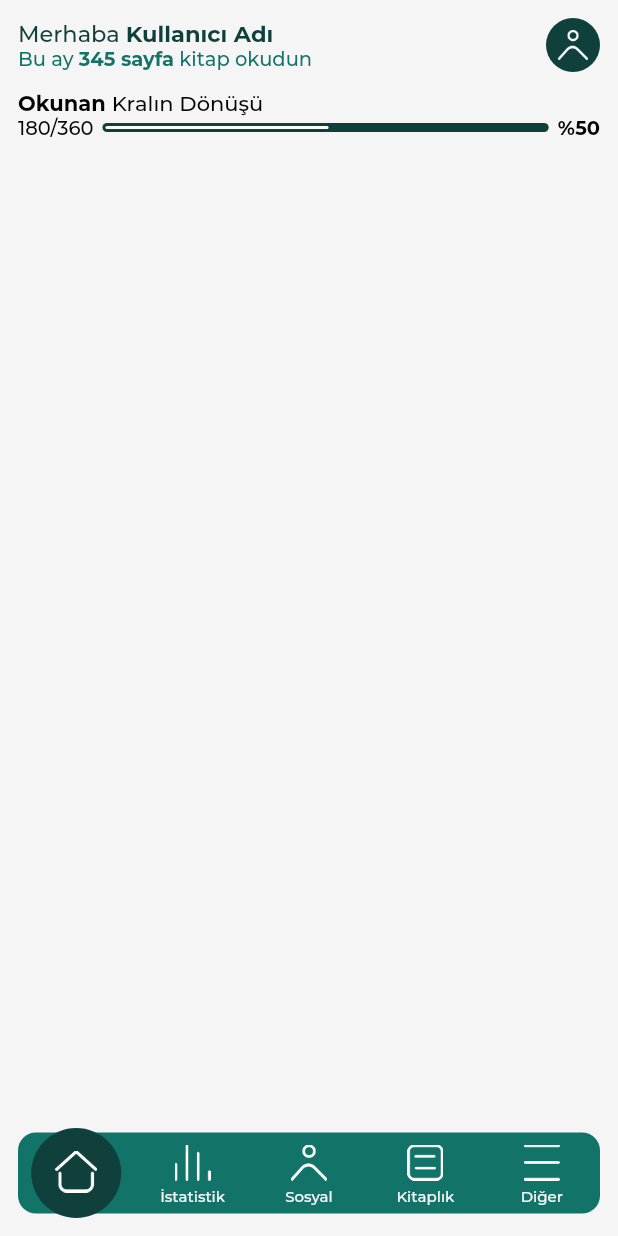
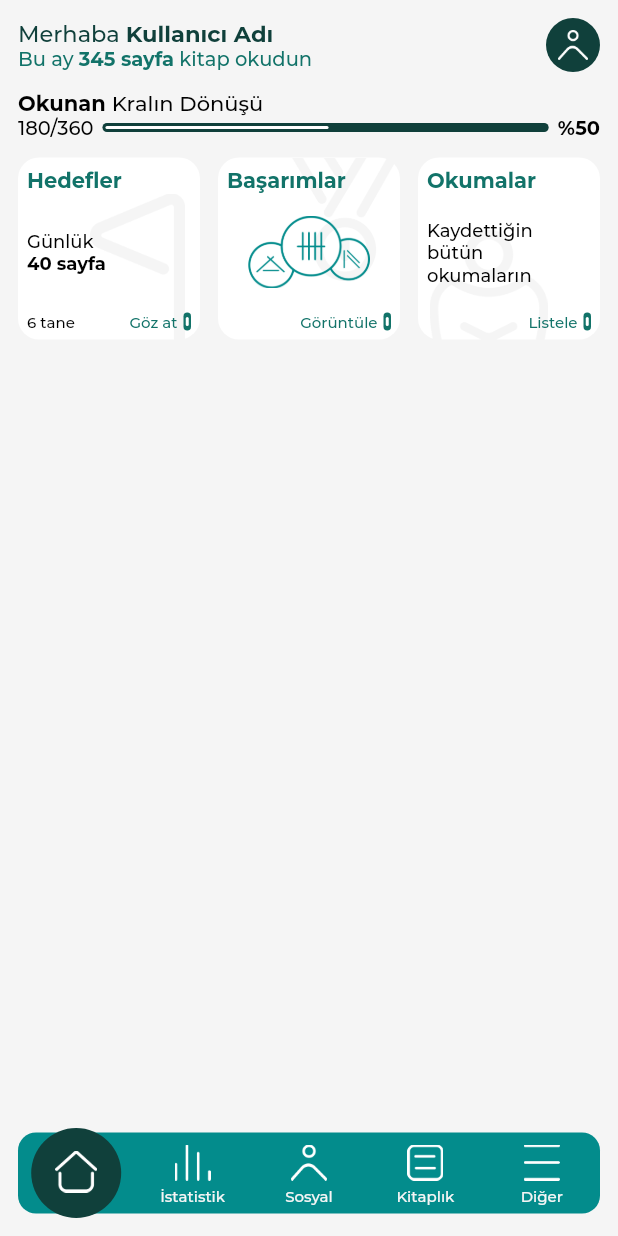
Before and after one commit to zahidayturan/okuur-book-tracker-mobile-app, a Flutter app: the screen it shows after launch, on a phone screen of 412 x 824 dp. Run offline on Flutter 3.47's test engine with Material 2 defaults, Android fonts, the light colour scheme and no system bars.

Commit message:
mini info pages added
add other icons

```diff
--- a/lib/routes/home/componenets/currently_reading_info.dart
+++ b/lib/routes/home/componenets/currently_reading_info.dart
@@ -72,7 +72,9 @@ class _CurrentlyReadingInfoState extends State<CurrentlyReadingInfo> {
                           padding: const EdgeInsets.symmetric(horizontal: 2),
                           child: Align(
                             alignment: Alignment.centerLeft,
-                            child: Container(
+                            child: AnimatedContainer(
+                              duration: Duration(milliseconds: 1000),
+                              curve: Curves.easeInOut,
                               height: 2,
                               width: innerContainerWidth,
                               decoration: BoxDecoration(
--- /dev/null
+++ b/lib/routes/home/componenets/mini_pages_info.dart
@@ -0,0 +1,201 @@
+import 'package:flutter/material.dart';
+import 'package:okuur/core/constants/colors.dart';
+import '../../../ui/components/rich_text.dart';
+
+class MiniPagesInfo extends StatefulWidget {
+
+  final int dailyGoal;
+  final int goalCount;
+
+  const MiniPagesInfo({
+    Key? key,
+    required this.dailyGoal,
+    required this.goalCount
+  }) : super(key: key);
+
+  @override
+  State<MiniPagesInfo> createState() => _MiniPagesInfoState();
+}
+
+class _MiniPagesInfoState extends State<MiniPagesInfo> {
+
+  AppColors colors = AppColors();
+
+  @override
+  Widget build(BuildContext context) {
+    return Container(
+      child: Row(
+        mainAxisAlignment: MainAxisAlignment.spaceBetween,
+        children: [
+          goals(),
+          SizedBox(width: 12,),
+          achievements(),
+          SizedBox(width: 12,),
+          reads()
+        ],
+      ),
+    );
+  }
+
+  Widget goals(){
+    return Expanded(
+      child: AspectRatio(
+        aspectRatio: 1,
+        child: Container(
+          decoration: BoxDecoration(
+            color: colors.white,
+            borderRadius: BorderRadius.all(Radius.circular(14))
+          ),
+          child: Stack(
+            children: [
+              Padding(
+                padding: const EdgeInsets.only(left: 48,top: 24),
+                child: Image.asset("assets/icons/goals.png"),
+              ),
+              Padding(
+                padding: const EdgeInsets.all(6.0),
+                child: Column(
+                  crossAxisAlignment: CrossAxisAlignment.start,
+                  mainAxisAlignment: MainAxisAlignment.spaceBetween,
+                  children: [
+                    title("Hedefler",colors.green,14,"FontBold"),
+                    RichTextWidget(
+                        fontSize: 12,
+                        texts: ["Günlük\n","${widget.dailyGoal} sayfa"],
+                        colors: [colors.black,colors.black],
+                        fontFamilies: ["FontMedium","FontBold"]
+                    ),
+                    Row(
+                      mainAxisAlignment: MainAxisAlignment.spaceBetween,
+                      crossAxisAlignment: CrossAxisAlignment.center,
+                      children: [
+                      title("${widget.goalCount} tane", colors.black, 10, "FontMedium"),
+                      Spacer(),
+                      title("Göz at", colors.green, 10, "FontMedium"),
+                      actionContainer()
+                    ],)
+                  ],
+                ),
+              ),
+            ],
+          ),
+        ),
+      ),
+    );
+  }
+
+  Widget achievements(){
+    return Expanded(
+      child: AspectRatio(
+        aspectRatio: 1,
+        child: Container(
+          decoration: BoxDecoration(
+              color: colors.white,
+              borderRadius: BorderRadius.all(Radius.circular(14))
+          ),
+          child: Stack(
+            children: [
+              Padding(
+                padding: const EdgeInsets.only(left: 48,bottom: 24),
+                child: Image.asset("assets/icons/achievements.png"),
+              ),
+              Padding(
+                padding: const EdgeInsets.all(6.0),
+                child: Column(
+                  crossAxisAlignment: CrossAxisAlignment.start,
+                  mainAxisAlignment: MainAxisAlignment.spaceBetween,
+                  children: [
+                    title("Başarımlar",colors.green,14,"FontBold"),
+                    Padding(
+                      padding: const EdgeInsets.all(14.0),
+                      child: Image.asset("assets/icons/achievements_example.png"),
+                    ),
+                    Row(
+                      mainAxisAlignment: MainAxisAlignment.end,
+                      crossAxisAlignment: CrossAxisAlignment.center,
+                      children: [
+                        title("Görüntüle", colors.green, 10, "FontMedium"),
+                        actionContainer()
+                      ],)
+                  ],
+                ),
+              ),
+            ],
+          ),
+        ),
+      ),
+    );
+  }
+
+  Widget reads(){
+    return Expanded(
+      child: AspectRatio(
+        aspectRatio: 1,
+        child: Container(
+          decoration: BoxDecoration(
+              color: colors.white,
+              borderRadius: BorderRadius.all(Radius.circular(14))
+          ),
+          child: Stack(
+            children: [
+              Padding(
+                padding: const EdgeInsets.only(left: 8,top: 48),
+                child: Image.asset("assets/icons/reads.png"),
+              ),
+              Padding(
+                padding: const EdgeInsets.all(6.0),
+                child: Column(
+                  crossAxisAlignment: CrossAxisAlignment.start,
+                  mainAxisAlignment: MainAxisAlignment.spaceBetween,
+                  children: [
+                    title("Okumalar",colors.green,14,"FontBold"),
+                    title("Kaydettiğin bütün okumaların", colors.black, 12, "FontMedium"),
+                    Row(
+                      mainAxisAlignment: MainAxisAlignment.end,
+                      crossAxisAlignment: CrossAxisAlignment.center,
+                      children: [
+                        title("Listele", colors.green, 10, "FontMedium"),
+                        actionContainer()
+                      ],)
+                  ],
+                ),
+              ),
+            ],
+          ),
+        ),
+      ),
+    );
+  }
+
+  Text title(String text,Color color,double size, String family){
+    return Text(
+      text,style: TextStyle(
+      color: color,
+      fontFamily: family,
+      fontSize: size
+    ),
+    );
+  }
+
+  Container actionContainer(){
+    return Container(
+      width: 5,
+      height: 12,
+      margin: EdgeInsets.only(left: 4),
+      decoration: BoxDecoration(
+        color: colors.green,
+        borderRadius: BorderRadius.all(Radius.circular(20))
+      ),
+      child:Center(
+        child: Container(
+          width: 2,
+          height: 6,
+          decoration: BoxDecoration(
+              color: colors.white,
+              borderRadius: BorderRadius.all(Radius.circular(20))
+          ),
+        ),
+      ),
+    );
+  }
+}
--- a/lib/routes/home/home.dart
+++ b/lib/routes/home/home.dart
@@ -2,6 +2,7 @@ import 'package:flutter/material.dart';
 import 'package:okuur/core/constants/colors.dart';
 import 'package:okuur/routes/home/componenets/currently_reading_info.dart';
 import 'package:okuur/routes/home/componenets/home_profile_info.dart';
+import 'package:okuur/routes/home/componenets/mini_pages_info.dart';
 import 'package:okuur/ui/classes/bottom_navigation_bar.dart';
 
 class HomePage extends StatefulWidget {
@@ -29,7 +30,9 @@ class _HomePageState extends State<HomePage> {
               children: [
                 HomeProfileInfo(userName: "Kullanıcı Adı",pageCount: 345),
                 SizedBox(height: 12,),
-                CurrentlyReadingInfo(bookName: "Kralın Dönüşü",currentPage: 180,bookPage: 360)
+                CurrentlyReadingInfo(bookName: "Kralın Dönüşü",currentPage: 180,bookPage: 360),
+                SizedBox(height: 12,),
+                MiniPagesInfo(dailyGoal: 40,goalCount: 6,)
               ],
             ),
           ),
--- a/lib/ui/classes/bottom_navigation_bar.dart
+++ b/lib/ui/classes/bottom_navigation_bar.dart
@@ -26,7 +26,7 @@ class _BottomNavBarState extends State<BottomNavBar> {
           height: 54,
           margin: EdgeInsets.symmetric(horizontal: 12,vertical: 15),
           decoration: BoxDecoration(
-            color: colors.green,
+            color: colors.blue,
             borderRadius: BorderRadius.all(Radius.circular(12)),
           ),
         ),
```
Also changed, not shown: assets/icons/achievements.png (added), assets/icons/achievements_example.png (added), assets/icons/goals.png (added), assets/icons/reads.png (added).
